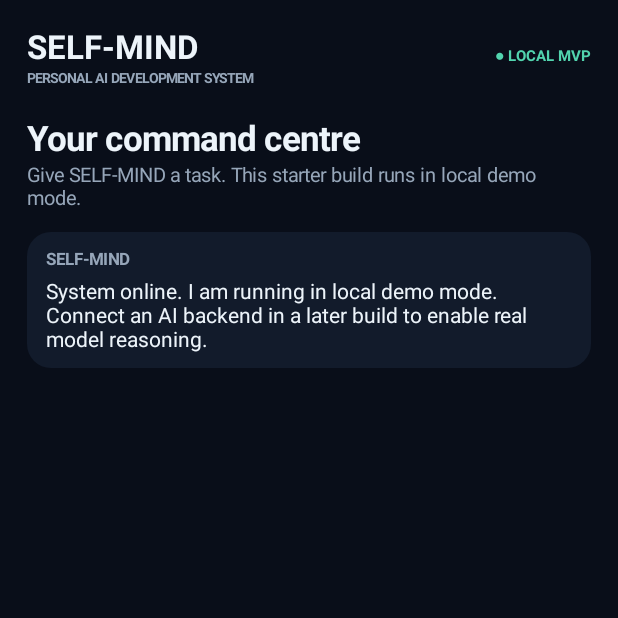
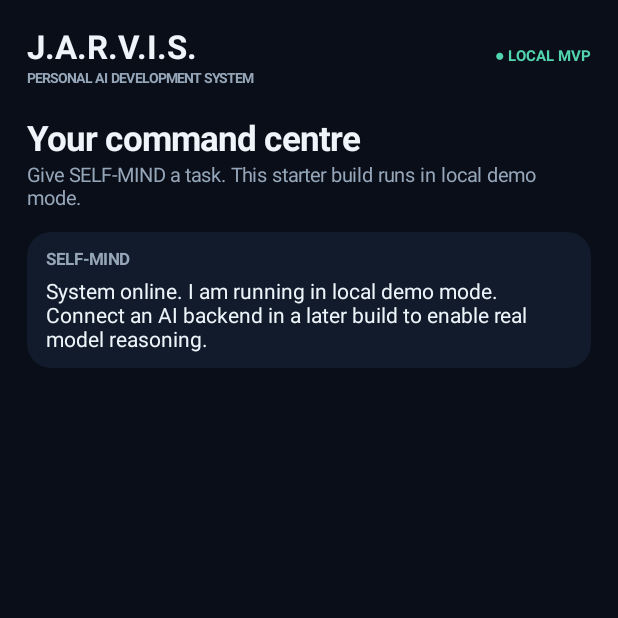
Before and after one commit to arryrtm-arch/-SELF-MIND, an Android app: the screen it shows after launch (MainActivity), on a phone screen of 412 x 824 dp, the top half of it. Run offline under Robolectric (Android 15) with nearby library versions, the phone set to English and light mode, and no system bars.

Commit message:
Update MainActivity.kt

```diff
--- a/app/src/main/java/com/selfmind/app/MainActivity.kt
+++ b/app/src/main/java/com/selfmind/app/MainActivity.kt
@@ -46,7 +46,7 @@ class MainActivity : Activity() {
             gravity = Gravity.CENTER_VERTICAL
         }
         val brand = LinearLayout(this).apply { orientation = LinearLayout.VERTICAL }
-        brand.addView(label("SELF-MIND", 22f, text, true))
+        brand.addView(label("J.A.R.V.I.S.", 22f, text, true))
         brand.addView(label("PERSONAL AI DEVELOPMENT SYSTEM", 9f, muted, true))
         header.addView(brand, LinearLayout.LayoutParams(0, -2, 1f))
         val status = label("● LOCAL MVP", 10f, accent, true)
```
